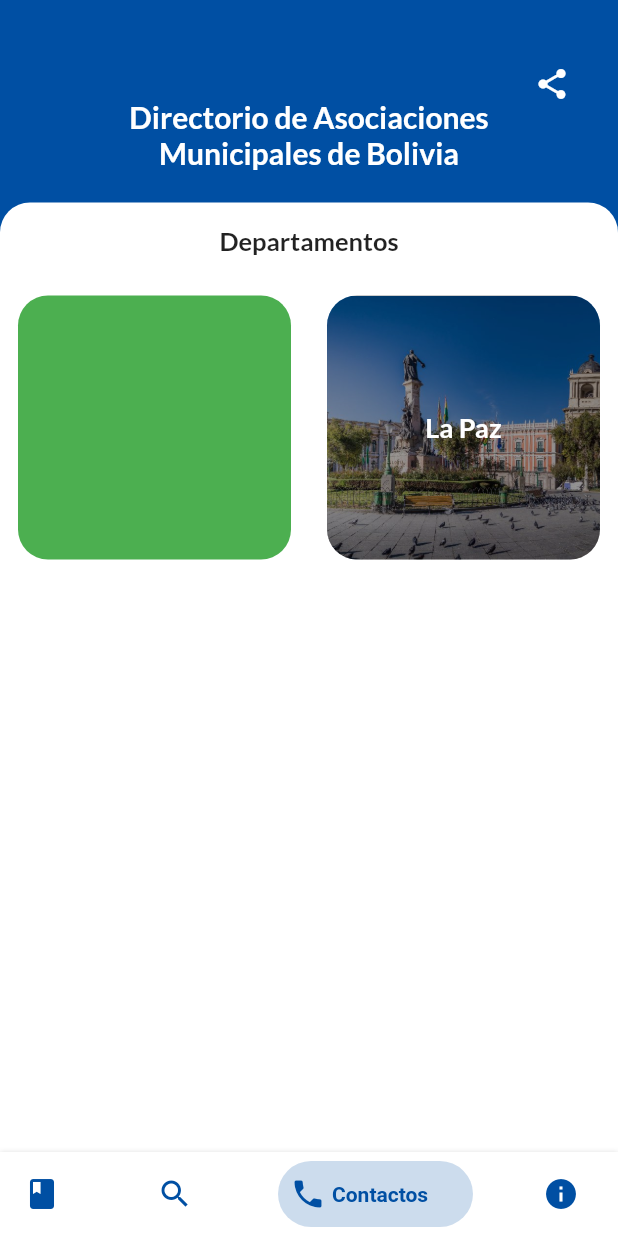
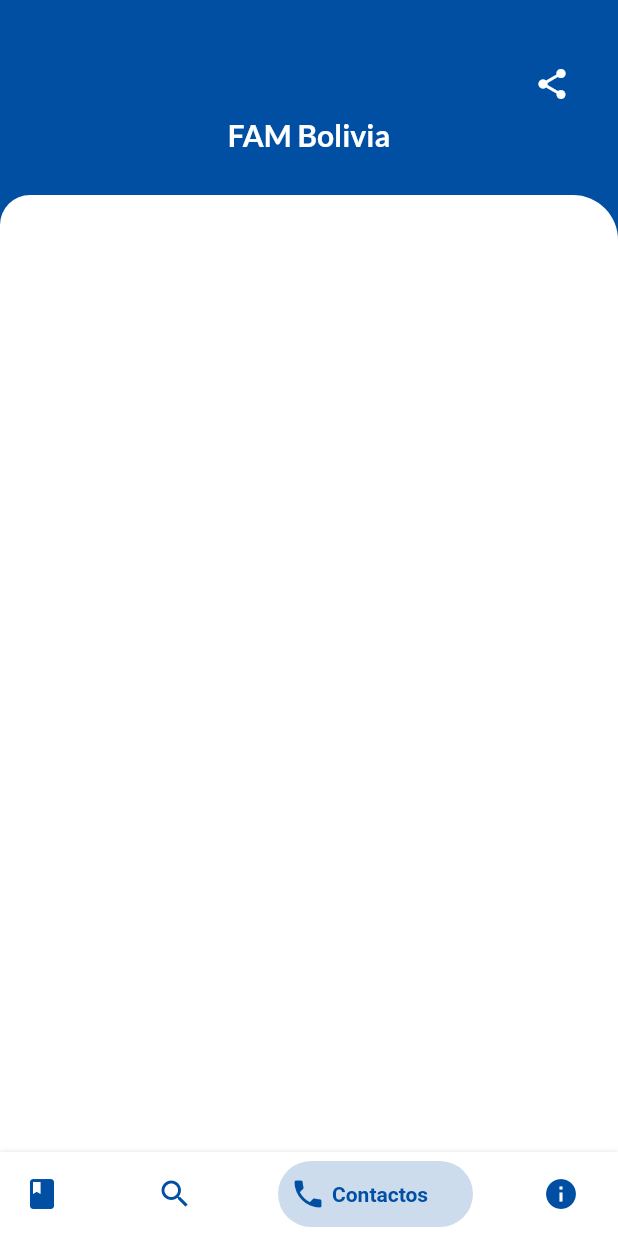
Before and after one commit to DarkAstaroth/FAM-Bolivia, a Flutter app: the screen it shows after launch, swiped to page 3, on a phone screen of 412 x 824 dp. Run offline on Flutter 3.47's test engine with Material 2 defaults, Android fonts, the phone set to English and light mode, and no system bars; drawn by our look-alikes of bottom_navy_bar; our stand-ins replace share.

Commit message:
se agrego la estructura inicial de la pagina de contacto

```diff
--- /dev/null
+++ b/lib/Pages/contacto.dart
@@ -0,0 +1,21 @@
+import 'package:flutter/material.dart';
+
+import 'contactoDetails.dart';
+import 'header-contacto.dart';
+
+class Contacto extends StatelessWidget{
+  @override
+  Widget build(BuildContext context) {
+
+    return Scaffold(
+      body: Stack(
+        children: <Widget>[
+          HeaderContacto(),
+          ContactoDetails()
+        ],
+
+      )
+    );
+  }
+
+}
--- /dev/null
+++ b/lib/Pages/contactoDetails.dart
@@ -0,0 +1,22 @@
+import 'package:flutter/material.dart';
+
+class ContactoDetails extends StatelessWidget{
+  @override
+  Widget build(BuildContext context) {
+
+    return Container(
+      width: double.infinity,
+      height: double.infinity,
+      margin: EdgeInsets.only(top: 130),
+      decoration: BoxDecoration(
+        color: Colors.white,
+        borderRadius: BorderRadius.only(
+          topLeft: Radius.circular(20),
+          topRight: Radius.circular(30)
+        )
+      ),
+
+    );
+  }
+
+}
--- a/lib/Pages/famApp.dart
+++ b/lib/Pages/famApp.dart
@@ -1,3 +1,4 @@
+import 'package:fam_bolivia/Pages/contacto.dart';
 import 'package:fam_bolivia/Pages/home.dart';
 import 'package:flutter/material.dart';
 import 'package:bottom_navy_bar/bottom_navy_bar.dart';
@@ -15,7 +16,7 @@ class _FamApp extends State<FamApp> {
   final List<Widget> widgetsChildren = [
     HomeScreen(),
     HomeScreen(),
-    HomeScreen(),
+    Contacto(),
     HomeScreen()
   ];
   void onTapTapped(int index) {
--- /dev/null
+++ b/lib/Pages/header-contacto.dart
@@ -0,0 +1,57 @@
+import 'package:flutter/material.dart';
+import 'package:share/share.dart';
+
+class HeaderContacto extends StatelessWidget{
+  @override
+  Widget build(BuildContext context) {
+
+    return  Container(
+      height: double.infinity,
+      width: double.infinity,
+      decoration: BoxDecoration(
+        color: Color(0xff004fa3),
+      ),
+      child: Stack(
+        children: <Widget>[
+          Container(
+            margin: EdgeInsets.only(left: 20,right: 20),
+            alignment: Alignment.bottomRight,
+            height: 80,
+            width: double.infinity,
+            child: IconButton(
+              icon: Icon(
+                Icons.share
+              ),
+              onPressed: (){
+                Share.share("Mira nuestra nueva aplicación de FAM Bolivia ");
+              },
+              color: Colors.white,
+            ),
+          ),
+          Row(
+        crossAxisAlignment: CrossAxisAlignment.start,
+        children: <Widget>[
+          Expanded(
+            child: Container(
+              height: 180,
+              child: Center(
+                child: Text("FAM Bolivia",
+                style: TextStyle(
+                  color: Colors.white,
+                  fontSize: 20,
+                  fontFamily: "LatoBold"
+                ),
+                textAlign: TextAlign.center,
+                ),
+              ),
+            ),
+          )
+        ],
+      )
+        ],
+      )
+      );
+
+
+  }
+}
```
